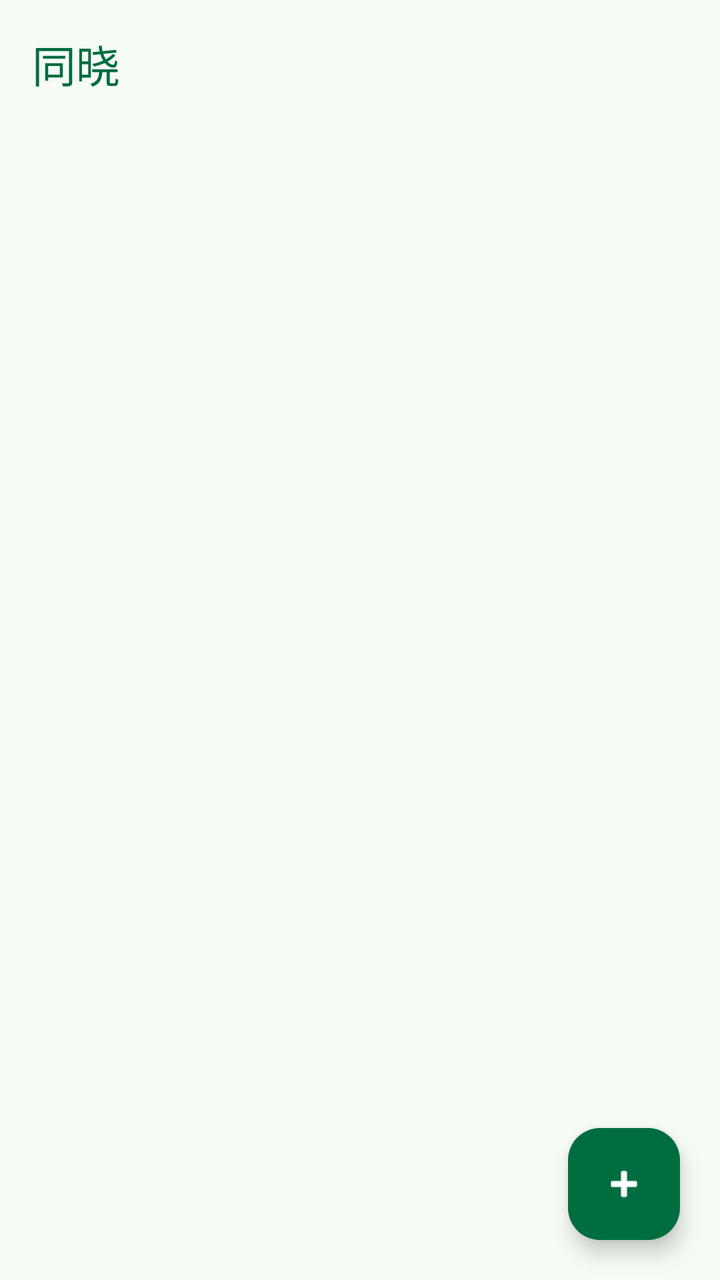
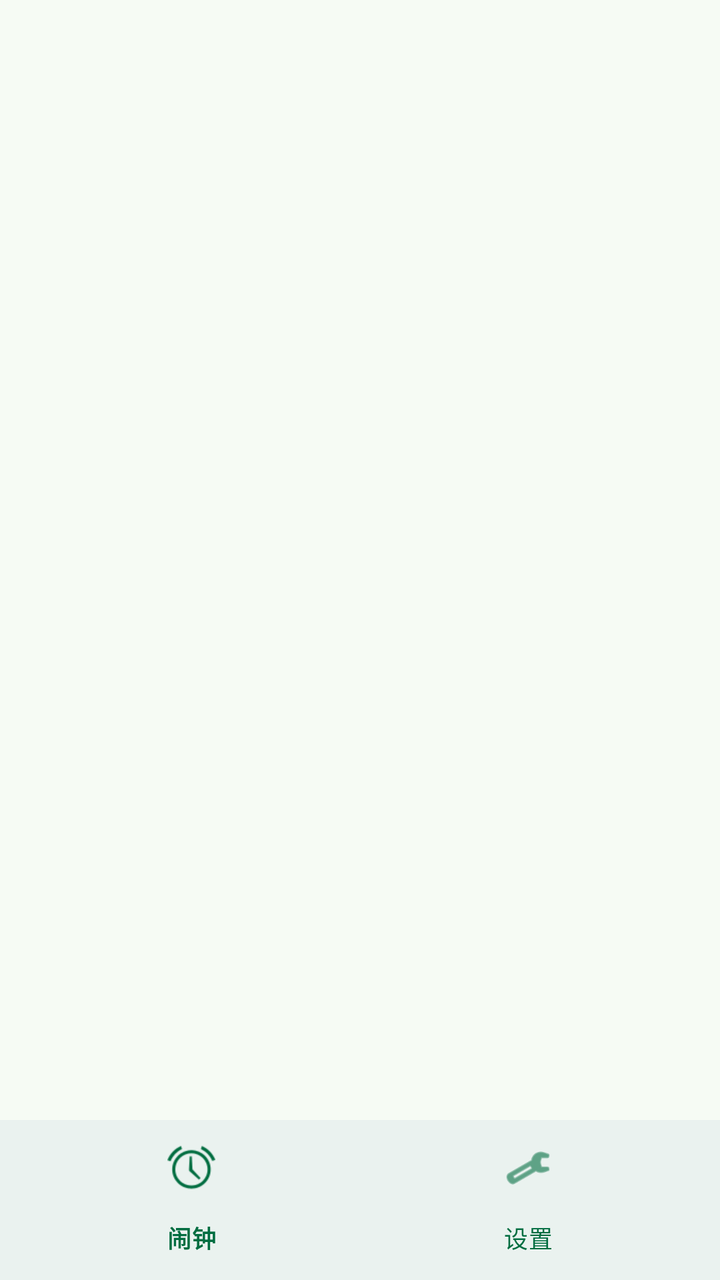

Two renders of the same Android screen: before a commit and after it. Below are the layout's source before the change and the commit's diff.
<!-- AndroidManifest.xml: application theme Theme.Tongxiao -->
<!-- res/layout/activity_main.xml -->
<?xml version="1.0" encoding="utf-8"?>
<LinearLayout xmlns:android="http://schemas.android.com/apk/res/android"
    xmlns:app="http://schemas.android.com/apk/res-auto"
    android:layout_width="match_parent"
    android:layout_height="match_parent"
    android:orientation="vertical">

    <com.google.android.material.appbar.MaterialToolbar
        android:id="@+id/toolbar"
        android:layout_width="match_parent"
        android:layout_height="?attr/actionBarSize"
        android:background="@color/bg"
        app:title="@string/app_name"
        app:titleTextColor="@color/green_primary" />

    <TextView
        android:id="@+id/tomorrow_status"
        android:layout_width="match_parent"
        android:layout_height="wrap_content"
        android:paddingHorizontal="20dp"
        android:paddingBottom="10dp"
        android:textColor="@color/muted"
        android:textSize="13sp" />

    <FrameLayout
        android:layout_width="match_parent"
        android:layout_height="0dp"
        android:layout_weight="1">

        <androidx.recyclerview.widget.RecyclerView
            android:id="@+id/alarm_list"
            android:layout_width="match_parent"
            android:layout_height="match_parent"
            android:clipToPadding="false"
            android:paddingVertical="6dp" />

        <TextView
            android:id="@+id/empty_state"
            android:layout_width="wrap_content"
            android:layout_height="wrap_content"
            android:layout_gravity="center"
            android:gravity="center"
            android:lineSpacingExtra="6dp"
            android:text="@string/alarm_list_empty"
            android:textColor="@color/muted"
            android:textSize="15sp"
            android:visibility="gone" />

        <com.google.android.material.floatingactionbutton.FloatingActionButton
            android:id="@+id/add_alarm"
            android:layout_width="wrap_content"
            android:layout_height="wrap_content"
            android:layout_gravity="bottom|end"
            android:layout_margin="20dp"
            android:contentDescription="@string/alarm_add"
            app:backgroundTint="@color/green_primary"
            app:srcCompat="@android:drawable/ic_input_add"
            app:tint="@color/green_on_primary" />

    </FrameLayout>

</LinearLayout>
<!-- resources referenced by this layout -->
<resources>
  <color name="bg">#F6FBF4</color>
  <color name="green_on_primary">#FFFFFF</color>
  <color name="green_primary">#006D40</color>
  <color name="muted">#6F7D6E</color>
  <string name="alarm_add">新建闹钟</string>
  <string name="alarm_list_empty">还没有闹钟\n点右下角 + 新建一个</string>
  <string name="app_name">同晓</string>
  <style name="Theme.Tongxiao" parent="Theme.Material3.Light.NoActionBar">
          
          <item name="android:windowLightStatusBar">true</item>
          <item name="colorPrimary">@color/green_primary</item>
          <item name="colorOnPrimary">@color/green_on_primary</item>
          <item name="colorPrimaryContainer">@color/green_container</item>
          <item name="colorOnPrimaryContainer">@color/green_on_container</item>
          <item name="android:colorBackground">@color/bg</item>
          <item name="colorSurface">@color/card</item>
          <item name="colorOnSurface">@color/ink</item>
          <item name="colorOnSurfaceVariant">@color/muted</item>
          <item name="colorOutline">@color/line</item>
      </style>
  <color name="green_container">#C8E6C9</color>
  <color name="green_on_container">#171D16</color>
  <color name="card">#FFFFFF</color>
  <color name="ink">#171D16</color>
  <color name="line">#DCE7DA</color>
</resources>

<!-- the commit's change to res/layout/activity_main.xml (unified diff, before → after) -->
@@ -5,58 +5,21 @@
     android:layout_height="match_parent"
     android:orientation="vertical">
 
-    <com.google.android.material.appbar.MaterialToolbar
-        android:id="@+id/toolbar"
+    <androidx.fragment.app.FragmentContainerView
+        android:id="@+id/tab_container"
         android:layout_width="match_parent"
-        android:layout_height="?attr/actionBarSize"
-        android:background="@color/bg"
-        app:title="@string/app_name"
-        app:titleTextColor="@color/green_primary" />
+        android:layout_height="0dp"
+        android:layout_weight="1" />
 
-    <TextView
-        android:id="@+id/tomorrow_status"
+    <com.google.android.material.bottomnavigation.BottomNavigationView
+        android:id="@+id/bottom_nav"
         android:layout_width="match_parent"
         android:layout_height="wrap_content"
-        android:paddingHorizontal="20dp"
-        android:paddingBottom="10dp"
-        android:textColor="@color/muted"
-        android:textSize="13sp" />
-
-    <FrameLayout
-        android:layout_width="match_parent"
-        android:layout_height="0dp"
-        android:layout_weight="1">
-
-        <androidx.recyclerview.widget.RecyclerView
-            android:id="@+id/alarm_list"
-            android:layout_width="match_parent"
-            android:layout_height="match_parent"
-            android:clipToPadding="false"
-            android:paddingVertical="6dp" />
-
-        <TextView
-            android:id="@+id/empty_state"
-            android:layout_width="wrap_content"
-            android:layout_height="wrap_content"
-            android:layout_gravity="center"
-            android:gravity="center"
-            android:lineSpacingExtra="6dp"
-            android:text="@string/alarm_list_empty"
-            android:textColor="@color/muted"
-            android:textSize="15sp"
-            android:visibility="gone" />
-
-        <com.google.android.material.floatingactionbutton.FloatingActionButton
-            android:id="@+id/add_alarm"
-            android:layout_width="wrap_content"
-            android:layout_height="wrap_content"
-            android:layout_gravity="bottom|end"
-            android:layout_margin="20dp"
-            android:contentDescription="@string/alarm_add"
-            app:backgroundTint="@color/green_primary"
-            app:srcCompat="@android:drawable/ic_input_add"
-            app:tint="@color/green_on_primary" />
-
-    </FrameLayout>
+        android:background="@color/card"
+        app:itemActiveIndicatorStyle="@null"
+        app:itemIconTint="@color/green_primary"
+        app:itemTextColor="@color/green_primary"
+        app:labelVisibilityMode="labeled"
+        app:menu="@menu/menu_bottom_nav" />
 
 </LinearLayout>
<!-- resource entries referenced after the edit -->
@@ -4,9 +4,6 @@
   <color name="green_on_primary">#FFFFFF</color>
   <color name="green_primary">#006D40</color>
   <color name="muted">#6F7D6E</color>
-  <string name="alarm_add">新建闹钟</string>
-  <string name="alarm_list_empty">还没有闹钟\n点右下角 + 新建一个</string>
-  <string name="app_name">同晓</string>
   <style name="Theme.Tongxiao" parent="Theme.Material3.Light.NoActionBar">
           
           <item name="android:windowLightStatusBar">true</item>
